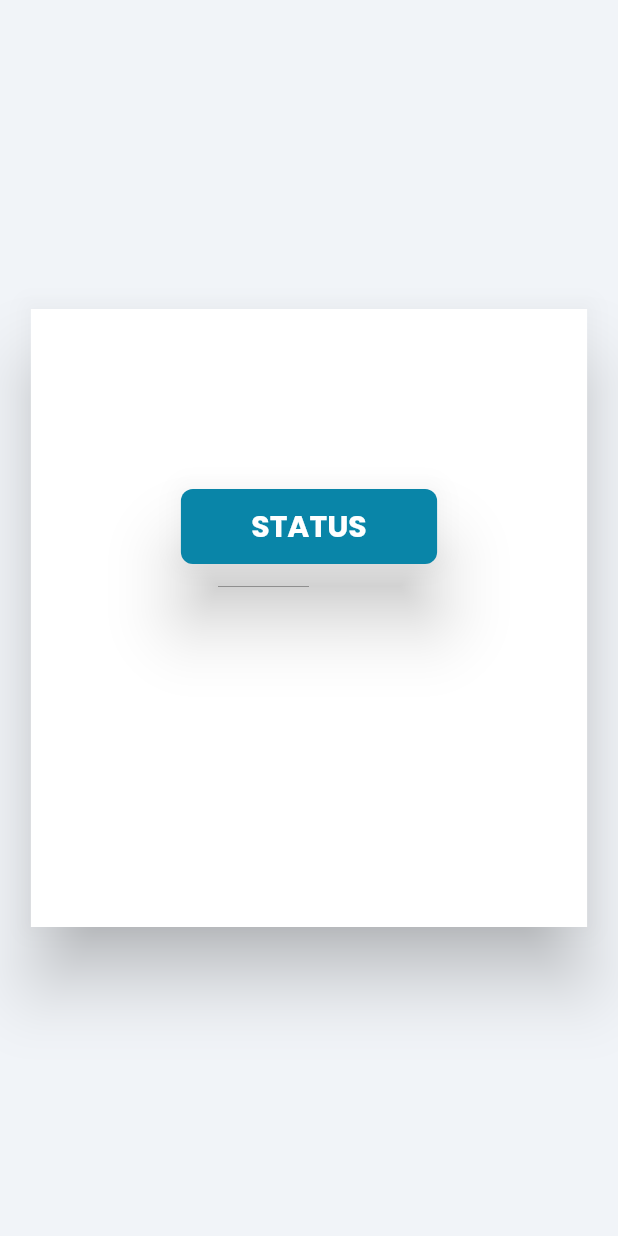
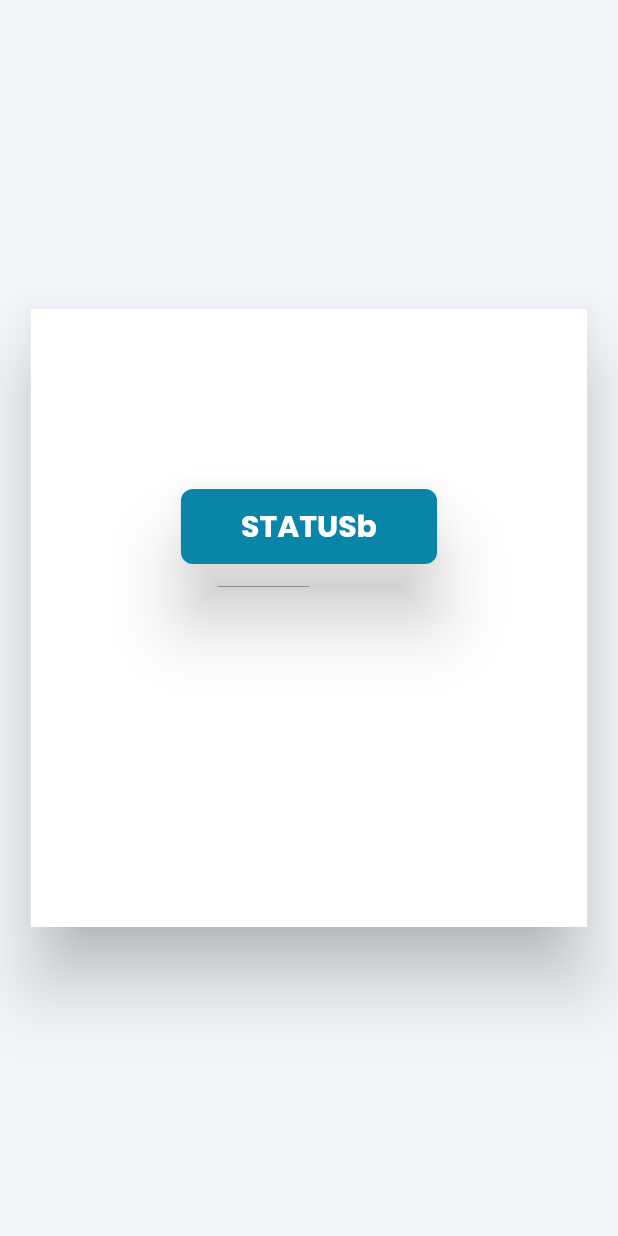
Before and after one commit to Octaniel/lpbp, a Flutter app: the screen it shows after launch, on a phone screen of 412 x 824 dp. Run offline on Flutter 3.47's test engine with Material 2 defaults, Android fonts, the phone set to English and light mode, and no system bars; drawn by our look-alikes of auto_size_text; our stand-ins replace assets_audio_player, chewie, equatable, file_picker, firebase_auth, firebase_core and 17 more; missing offline and left inert: json_path, mime_type, onesignal_flutter; accounts and stored records are empty.

Commit message:
aprimoramento codigo

```diff
--- a/lib/home_page/home_page_widget.dart
+++ b/lib/home_page/home_page_widget.dart
@@ -119,7 +119,7 @@ class _HomePageWidgetState extends State<HomePageWidget> {
                           onPressed: () async {
                             context.pushNamed('listafuncionario');
                           },
-                          text: 'STATUS',
+                          text: 'STATUSb',
                           options: FFButtonOptions(
                             width: 130,
                             height: 50,
```
